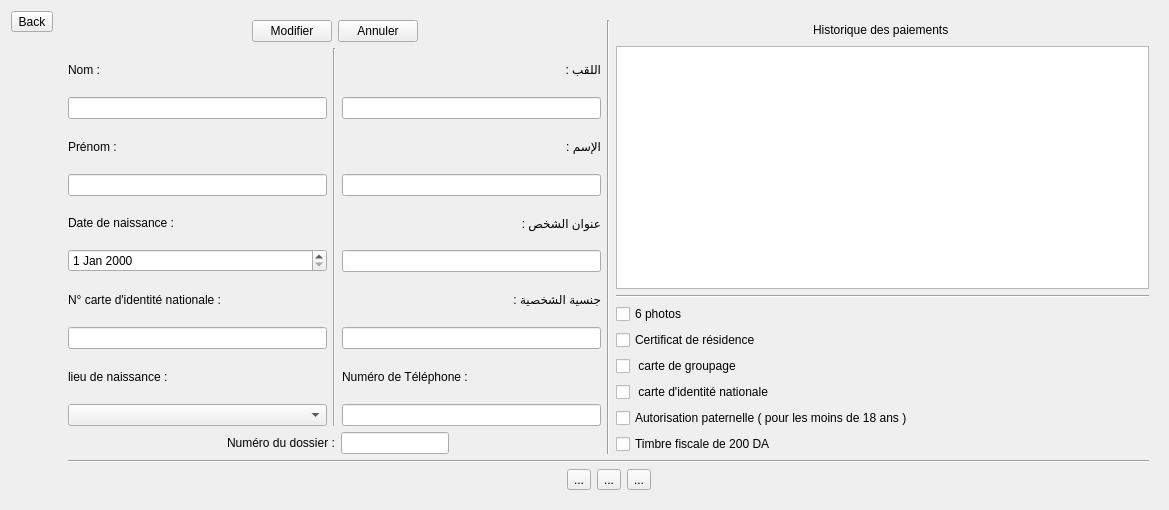
Qt form Auto_Ecole/candidat/candidat.ui (AmineHouari98/auto_Ecole) before a commit.
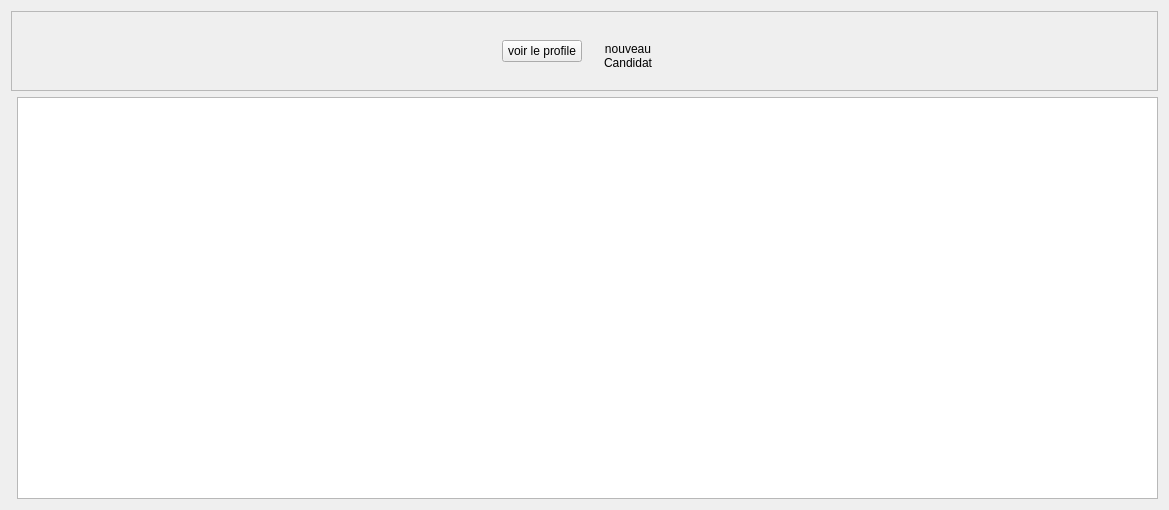
The same form after that commit. The open tabs and pages were chosen to show the change. Icons and pictures are not drawn. Custom widgets are drawn as their Qt base class.

The edit to the form file:
```diff
--- a/Auto_Ecole/candidat/candidat.ui
+++ b/Auto_Ecole/candidat/candidat.ui
@@ -13,42 +13,6 @@
   <property name="windowTitle">
    <string>Form</string>
   </property>
-  <layout class="QGridLayout" name="gridLayout_2">
-   <item row="0" column="0">
-    <layout class="QHBoxLayout" name="horizontalLayout_12">
-     <item>
-      <layout class="QVBoxLayout" name="verticalLayout_17">
-       <item>
-        <widget class="QToolButton" name="toolButton_back">
-         <property name="text">
-          <string>Back</string>
-         </property>
-        </widget>
-       </item>
-       <item>
-        <spacer name="verticalSpacer_2">
-         <property name="orientation">
-          <enum>Qt::Vertical</enum>
-         </property>
-         <property name="sizeHint" stdset="0">
-          <size>
-           <width>20</width>
-           <height>40</height>
-          </size>
-         </property>
-        </spacer>
-       </item>
-      </layout>
-     </item>
-     <item>
-      <widget class="QStackedWidget" name="stackedWidget">
-       <property name="styleSheet">
-        <string notr="true">font: 10pt &quot;Yu Gothic UI&quot;;</string>
-       </property>
-       <property name="currentIndex">
-        <number>0</number>
-       </property>
-       <widget class="QWidget" name="page">
         <layout class="QGridLayout" name="gridLayout">
          <item row="0" column="0">
           <layout class="QVBoxLayout" name="verticalLayout_19">
@@ -176,467 +140,6 @@
               </widget>
              </item>
             </layout>
-           </item>
-          </layout>
-         </item>
-        </layout>
-       </widget>
-       <widget class="QWidget" name="page_2">
-        <layout class="QGridLayout" name="gridLayout_3">
-         <item row="0" column="0">
-          <layout class="QVBoxLayout" name="verticalLayout_16">
-           <item>
-            <layout class="QHBoxLayout" name="horizontalLayout_8">
-             <item>
-              <layout class="QVBoxLayout" name="verticalLayout_11">
-               <item>
-                <layout class="QHBoxLayout" name="horizontalLayout_5">
-                 <property name="sizeConstraint">
-                  <enum>QLayout::SetFixedSize</enum>
-                 </property>
-                 <item>
-                  <spacer name="horizontalSpacer_6">
-                   <property name="orientation">
-                    <enum>Qt::Horizontal</enum>
-                   </property>
-                   <property name="sizeType">
-                    <enum>QSizePolicy::MinimumExpanding</enum>
-                   </property>
-                   <property name="sizeHint" stdset="0">
-                    <size>
-                     <width>25</width>
-                     <height>20</height>
-                    </size>
-                   </property>
-                  </spacer>
-                 </item>
-                 <item>
-                  <widget class="QPushButton" name="pushButton_modifier">
-                   <property name="text">
-                    <string>Modifier</string>
-                   </property>
-                  </widget>
-                 </item>
-                 <item>
-                  <widget class="QPushButton" name="pushButton_annuler">
-                   <property name="text">
-                    <string>Annuler</string>
-                   </property>
-                  </widget>
-                 </item>
-                 <item>
-                  <spacer name="horizontalSpacer_5">
-                   <property name="orientation">
-                    <enum>Qt::Horizontal</enum>
-                   </property>
-                   <property name="sizeType">
-                    <enum>QSizePolicy::MinimumExpanding</enum>
-                   </property>
-                   <property name="sizeHint" stdset="0">
-                    <size>
-                     <width>25</width>
-                     <height>20</height>
-                    </size>
-                   </property>
-                  </spacer>
-                 </item>
-                </layout>
-               </item>
-               <item>
-                <layout class="QHBoxLayout" name="horizontalLayout_3">
-                 <item>
-                  <layout class="QVBoxLayout" name="verticalLayout_13">
-                   <item>
-                    <layout class="QVBoxLayout" name="verticalLayout_4">
-                     <item>
-                      <widget class="QLabel" name="label_Code_2">
-                       <property name="text">
-                        <string>Nom :</string>
-                       </property>
-                      </widget>
-                     </item>
-                     <item>
-                      <widget class="QLineEdit" name="lineEdit_nom"/>
-                     </item>
-                    </layout>
-                   </item>
-                   <item>
-                    <layout class="QVBoxLayout" name="verticalLayout_5">
-                     <item>
-                      <widget class="QLabel" name="label_Nom_2">
-                       <property name="text">
-                        <string>Prénom :</string>
-                       </property>
-                      </widget>
-                     </item>
-                     <item>
-                      <widget class="QLineEdit" name="lineEdit_prenom"/>
-                     </item>
-                    </layout>
-                   </item>
-                   <item>
-                    <layout class="QVBoxLayout" name="verticalLayout_7">
-                     <item>
-                      <widget class="QLabel" name="label_7">
-                       <property name="text">
-                        <string>Date de naissance :</string>
-                       </property>
-                      </widget>
-                     </item>
-                     <item>
-                      <widget class="QDateEdit" name="dateEdit_naissanceCandidat"/>
-                     </item>
-                    </layout>
-                   </item>
-                   <item>
-                    <layout class="QVBoxLayout" name="verticalLayout_8">
-                     <item>
-                      <widget class="QLabel" name="label_8">
-                       <property name="text">
-                        <string>N° carte d'identité nationale :</string>
-                       </property>
-                      </widget>
-                     </item>
-                     <item>
-                      <widget class="QLineEdit" name="lineEdit_numCin"/>
-                     </item>
-                    </layout>
-                   </item>
-                   <item>
-                    <layout class="QVBoxLayout" name="verticalLayout_9">
-                     <item>
-                      <widget class="QLabel" name="label_Wilaya">
-                       <property name="text">
-                        <string>lieu de naissance :</string>
-                       </property>
-                      </widget>
-                     </item>
-                     <item>
-                      <widget class="QComboBox" name="comboBox_wilaya">
-                       <property name="editable">
-                        <bool>false</bool>
-                       </property>
-                      </widget>
-                     </item>
-                    </layout>
-                   </item>
-                  </layout>
-                 </item>
-                 <item>
-                  <widget class="Line" name="line">
-                   <property name="orientation">
-                    <enum>Qt::Vertical</enum>
-                   </property>
-                  </widget>
-                 </item>
-                 <item>
-                  <layout class="QVBoxLayout" name="verticalLayout_12">
-                   <item>
-                    <layout class="QVBoxLayout" name="verticalLayout">
-                     <item>
-                      <widget class="QLabel" name="label_9">
-                       <property name="text">
-                        <string>اللقب :</string>
-                       </property>
-                      </widget>
-                     </item>
-                     <item>
-                      <widget class="QLineEdit" name="lineEdit_nomAr"/>
-                     </item>
-                    </layout>
-                   </item>
-                   <item>
-                    <layout class="QVBoxLayout" name="verticalLayout_2">
-                     <item>
-                      <widget class="QLabel" name="label_10">
-                       <property name="text">
-                        <string>الإسم :</string>
-                       </property>
-                      </widget>
-                     </item>
-                     <item>
-                      <widget class="QLineEdit" name="lineEdit_prenomAr"/>
-                     </item>
-                    </layout>
-                   </item>
-                   <item>
-                    <layout class="QVBoxLayout" name="verticalLayout_6">
-                     <item>
-                      <widget class="QLabel" name="label_Adresse">
-                       <property name="text">
-                        <string>عنوان الشخص :</string>
-                       </property>
-                      </widget>
-                     </item>
-                     <item>
-                      <widget class="QLineEdit" name="lineEdit_adresseAr"/>
-                     </item>
-                    </layout>
-                   </item>
-                   <item>
-                    <layout class="QVBoxLayout" name="verticalLayout_10">
-                     <item>
-                      <widget class="QLabel" name="label_11">
-                       <property name="text">
-                        <string>جنسية الشخصية :</string>
-                       </property>
-                      </widget>
-                     </item>
-                     <item>
-                      <widget class="QLineEdit" name="lineEdit_nationnalite"/>
-                     </item>
-                    </layout>
-                   </item>
-                   <item>
-                    <layout class="QVBoxLayout" name="verticalLayout_3">
-                     <item>
-                      <widget class="QLabel" name="label_12">
-                       <property name="text">
-                        <string>Numéro de Téléphone :</string>
-                       </property>
-                      </widget>
-                     </item>
-                     <item>
-                      <widget class="QLineEdit" name="lineEdit_numTelephone"/>
-                     </item>
-                    </layout>
-                   </item>
-                  </layout>
-                 </item>
-                </layout>
-               </item>
-               <item>
-                <layout class="QHBoxLayout" name="horizontalLayout_4">
-                 <item>
-                  <spacer name="horizontalSpacer_3">
-                   <property name="orientation">
-                    <enum>Qt::Horizontal</enum>
-                   </property>
-                   <property name="sizeHint" stdset="0">
-                    <size>
-                     <width>40</width>
-                     <height>20</height>
-                    </size>
-                   </property>
-                  </spacer>
-                 </item>
-                 <item>
-                  <layout class="QHBoxLayout" name="horizontalLayout_9">
-                   <item>
-                    <widget class="Line" name="line_3">
-                     <property name="orientation">
-                      <enum>Qt::Horizontal</enum>
-                     </property>
-                    </widget>
-                   </item>
-                   <item>
-                    <widget class="QLabel" name="label_13">
-                     <property name="text">
-                      <string>Numéro du dossier :</string>
-                     </property>
-                    </widget>
-                   </item>
-                   <item>
-                    <widget class="QLineEdit" name="lineEdit_numDossier"/>
-                   </item>
-                  </layout>
-                 </item>
-                 <item>
-                  <spacer name="horizontalSpacer_4">
-                   <property name="orientation">
-                    <enum>Qt::Horizontal</enum>
-                   </property>
-                   <property name="sizeHint" stdset="0">
-                    <size>
-                     <width>40</width>
-                     <height>20</height>
-                    </size>
-                   </property>
-                  </spacer>
-                 </item>
-                </layout>
-               </item>
-              </layout>
-             </item>
-             <item>
-              <widget class="Line" name="line_2">
-               <property name="orientation">
-                <enum>Qt::Vertical</enum>
-               </property>
-              </widget>
-             </item>
-             <item>
-              <layout class="QVBoxLayout" name="verticalLayout_15">
-               <item>
-                <layout class="QHBoxLayout" name="horizontalLayout_6">
-                 <item>
-                  <spacer name="horizontalSpacer_7">
-                   <property name="orientation">
-                    <enum>Qt::Horizontal</enum>
-                   </property>
-                   <property name="sizeHint" stdset="0">
-                    <size>
-                     <width>40</width>
-                     <height>20</height>
-                    </size>
-                   </property>
-                  </spacer>
-                 </item>
-                 <item>
-                  <widget class="QLabel" name="label">
-                   <property name="text">
-                    <string>Historique des paiements </string>
-                   </property>
-                  </widget>
-                 </item>
-                 <item>
-                  <spacer name="horizontalSpacer_8">
-                   <property name="orientation">
-                    <enum>Qt::Horizontal</enum>
-                   </property>
-                   <property name="sizeHint" stdset="0">
-                    <size>
-                     <width>40</width>
-                     <height>20</height>
-                    </size>
-                   </property>
-                  </spacer>
-                 </item>
-                </layout>
-               </item>
-               <item>
-                <widget class="QTableView" name="tableView_2"/>
-               </item>
-               <item>
-                <widget class="Line" name="line_4">
-                 <property name="orientation">
-                  <enum>Qt::Horizontal</enum>
-                 </property>
-                </widget>
-               </item>
-               <item>
-                <layout class="QVBoxLayout" name="verticalLayout_14">
-                 <item>
-                  <widget class="QCheckBox" name="checkBox_2">
-                   <property name="text">
-                    <string>6 photos</string>
-                   </property>
-                  </widget>
-                 </item>
-                 <item>
-                  <widget class="QCheckBox" name="checkBox_4">
-                   <property name="text">
-                    <string>Certificat de résidence</string>
-                   </property>
-                  </widget>
-                 </item>
-                 <item>
-                  <widget class="QCheckBox" name="checkBox_5">
-                   <property name="text">
-                    <string> carte de groupage</string>
-                   </property>
-                  </widget>
-                 </item>
-                 <item>
-                  <widget class="QCheckBox" name="checkBox_6">
-                   <property name="text">
-                    <string> carte d'identité nationale</string>
-                   </property>
-                  </widget>
-                 </item>
-                 <item>
-                  <widget class="QCheckBox" name="checkBox_7">
-                   <property name="text">
-                    <string>Autorisation paternelle ( pour les moins de 18 ans )</string>
-                   </property>
-                  </widget>
-                 </item>
-                 <item>
-                  <widget class="QCheckBox" name="checkBox_8">
-                   <property name="text">
-                    <string>Timbre fiscale de 200 DA</string>
-                   </property>
-                  </widget>
-                 </item>
-                </layout>
-               </item>
-              </layout>
-             </item>
-            </layout>
-           </item>
-           <item>
-            <widget class="Line" name="line_5">
-             <property name="orientation">
-              <enum>Qt::Horizontal</enum>
-             </property>
-            </widget>
-           </item>
-           <item>
-            <layout class="QHBoxLayout" name="horizontalLayout_10">
-             <item>
-              <spacer name="horizontalSpacer_10">
-               <property name="orientation">
-                <enum>Qt::Horizontal</enum>
-               </property>
-               <property name="sizeHint" stdset="0">
-                <size>
-                 <width>40</width>
-                 <height>20</height>
-                </size>
-               </property>
-              </spacer>
-             </item>
-             <item>
-              <layout class="QHBoxLayout" name="horizontalLayout_7">
-               <item>
-                <widget class="QToolButton" name="toolButton">
-                 <property name="text">
-                  <string>...</string>
-                 </property>
-                </widget>
-               </item>
-               <item>
-                <widget class="QToolButton" name="toolButton_2">
-                 <property name="text">
-                  <string>...</string>
-                 </property>
-                </widget>
-               </item>
-               <item>
-                <widget class="QToolButton" name="toolButton_3">
-                 <property name="minimumSize">
-                  <size>
-                   <width>0</width>
-                   <height>0</height>
-                  </size>
-                 </property>
-                 <property name="text">
-                  <string>...</string>
-                 </property>
-                </widget>
-               </item>
-              </layout>
-             </item>
-             <item>
-              <spacer name="horizontalSpacer_9">
-               <property name="orientation">
-                <enum>Qt::Horizontal</enum>
-               </property>
-               <property name="sizeHint" stdset="0">
-                <size>
-                 <width>40</width>
-                 <height>20</height>
-                </size>
-               </property>
-              </spacer>
-             </item>
-            </layout>
-           </item>
-          </layout>
-         </item>
-        </layout>
-       </widget>
-      </widget>
      </item>
     </layout>
    </item>
```
Lines whose indentation alone changed are shown as unchanged.
